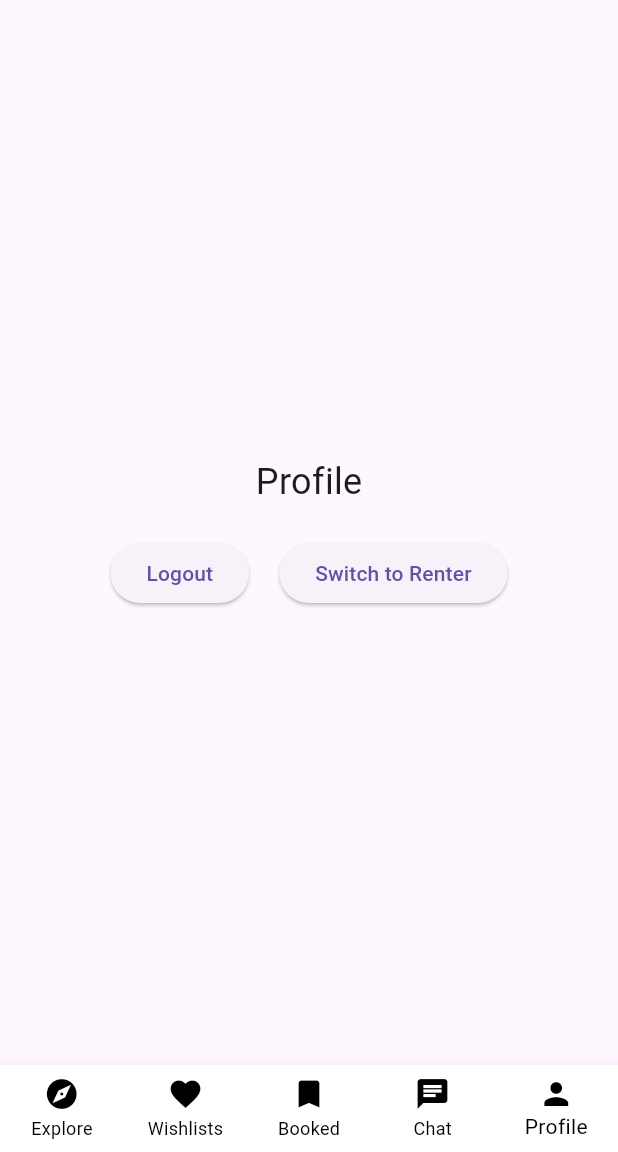
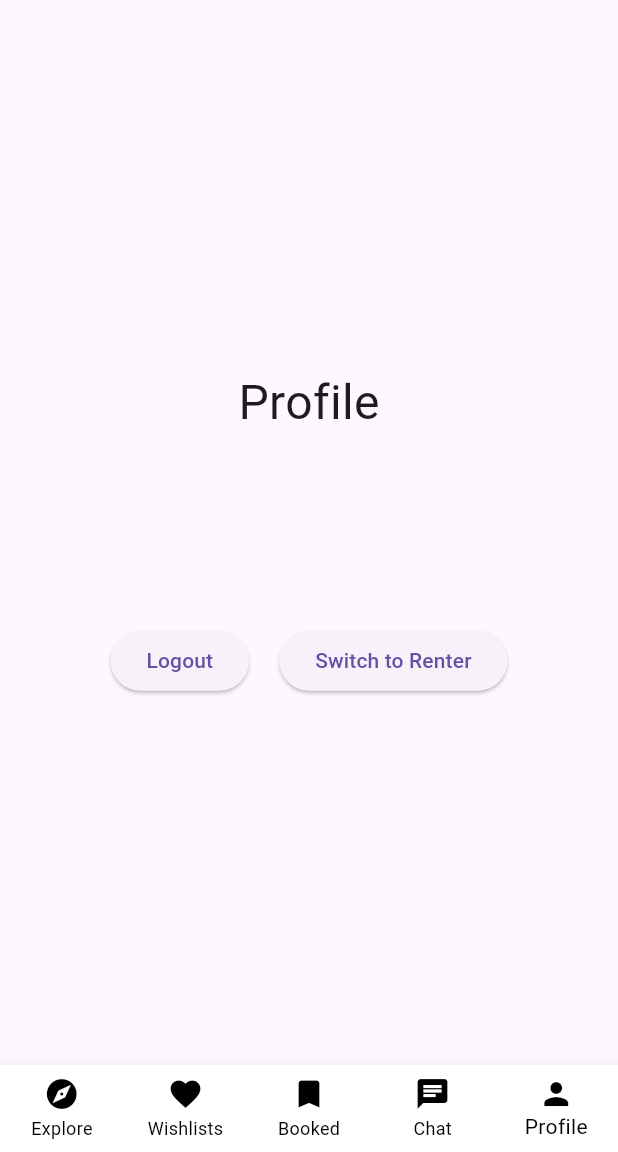
Before and after one commit to GhassanDaj/Parkly, a Flutter app: the screen it shows once a user with an empty profile is signed in, item 5 of the bottom bar chosen, on a phone screen of 412 x 824 dp, the part 84-1236 px from its top. Run offline on Flutter 3.47's test engine with Material 3 defaults, Android fonts, the phone set to English and light mode, and no system bars; our stand-ins replace cached_network_image, cloud_firestore, firebase_auth, firebase_core, flutter_signin_button, flutter_spinkit and 3 more; accounts and stored records are empty.

Commit message:
made some changes to profile screen details

```diff
--- a/lib/screens/profile_screen.dart
+++ b/lib/screens/profile_screen.dart
@@ -1,5 +1,6 @@
 import 'package:flutter/material.dart';
 import 'package:parkly/screens/RenterHomePage.dart';
+import 'package:parkly/screens/login_page.dart';
 import 'package:provider/provider.dart';
 import '../services/auth_provider.dart';
 
@@ -15,8 +16,8 @@ class ProfileScreen extends StatelessWidget {
         child: Column(
           mainAxisAlignment: MainAxisAlignment.center,
           children: [
-            Text('Profile', style: TextStyle(fontSize: 24)),
-            SizedBox(height: 20),
+            Text('Profile', style: TextStyle(fontSize: 32)),
+            SizedBox(height: 125),
             Row(
               mainAxisAlignment: MainAxisAlignment.center,
               children: [
```
